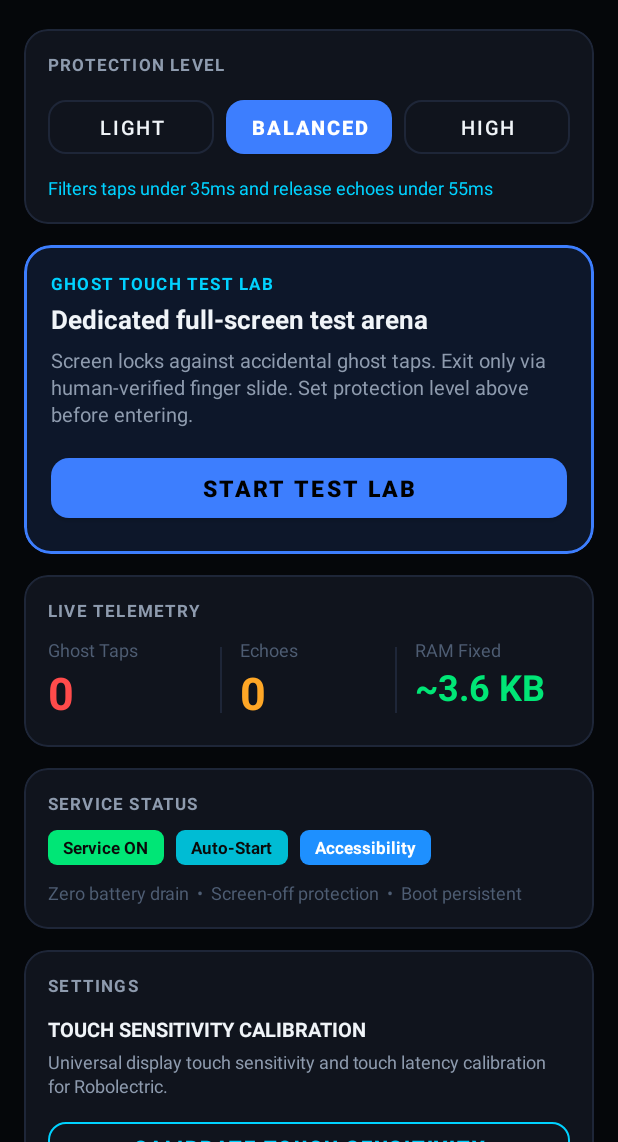
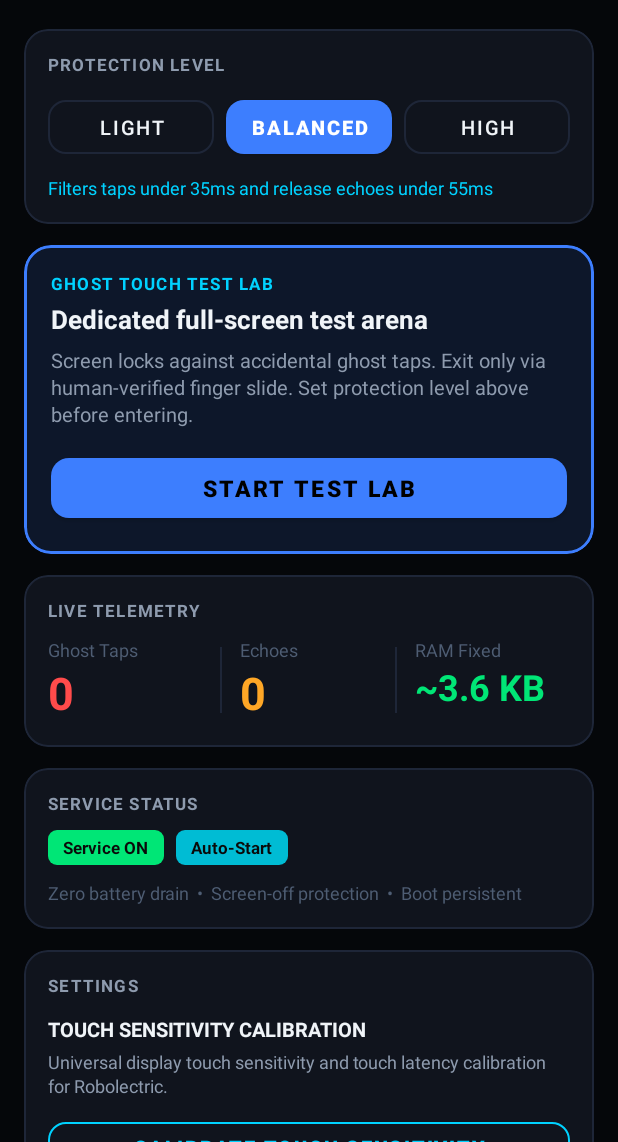
Before and after one commit to Khuzaima-Developer-official/GhostTouchGuardian, an Android app: the screen it shows after launch (MainActivity), on a phone screen of 412 x 824 dp, the part 94-1236 px from its top. Run offline under Robolectric (Android 15) with nearby library versions, the phone set to English and light mode, and no system bars.

Commit message:
v1.3.0 - Remove AccessibilityService (Play Protect fix), no sensitive permissions

```diff
--- a/app/build.gradle.kts
+++ b/app/build.gradle.kts
@@ -11,8 +11,8 @@ android {
         applicationId = "com.antigravity.ghosttouchguardian"
         minSdk = 26
         targetSdk = 35
-        versionCode = 3
-        versionName = "1.2.0"
+        versionCode = 4
+        versionName = "1.3.0"
 
         testInstrumentationRunner = "androidx.test.runner.AndroidJUnitRunner"
 
--- a/app/src/main/java/com/antigravity/ghosttouchguardian/ui/MainActivity.kt
+++ b/app/src/main/java/com/antigravity/ghosttouchguardian/ui/MainActivity.kt
@@ -224,10 +224,6 @@ class MainActivity : AppCompatActivity() {
             Toast.makeText(this, "Memory Purged (0 B active)", Toast.LENGTH_SHORT).show()
         }
 
-        // Accessibility settings
-        binding.btnSystemAccessibility.setOnClickListener {
-            startActivity(Intent(Settings.ACTION_ACCESSIBILITY_SETTINGS))
-        }
     }
 
     private fun updateDashboard() {
--- a/app/src/main/res/layout/activity_main.xml
+++ b/app/src/main/res/layout/activity_main.xml
@@ -403,20 +403,6 @@
                         android:textSize="11sp"
                         android:textStyle="bold" />
 
-                    <TextView
-                        android:id="@+id/tvStatusAccessibility"
-                        android:layout_width="wrap_content"
-                        android:layout_height="wrap_content"
-                        android:layout_marginStart="8dp"
-                        android:background="@drawable/badge_blue"
-                        android:paddingStart="10dp"
-                        android:paddingEnd="10dp"
-                        android:paddingTop="4dp"
-                        android:paddingBottom="4dp"
-                        android:text="Accessibility"
-                        android:textColor="#FFFFFF"
-                        android:textSize="11sp"
-                        android:textStyle="bold" />
                 </LinearLayout>
 
                 <TextView
@@ -502,19 +488,6 @@
                     android:layout_marginBottom="2dp"
                     android:background="@color/card_border" />
 
-                <!-- accessibility -->
-                <com.google.android.material.button.MaterialButton
-                    android:id="@+id/btnSystemAccessibility"
-                    style="@style/Widget.MaterialComponents.Button.OutlinedButton"
-                    android:layout_width="match_parent"
-                    android:layout_height="46dp"
-                    android:layout_marginTop="12dp"
-                    android:text="Accessibility &amp; Boot Settings"
-                    android:textColor="@color/text_primary"
-                    android:textSize="13sp"
-                    app:cornerRadius="12dp"
-                    app:strokeColor="@color/card_border" />
-
                 <!-- flush -->
                 <com.google.android.material.button.MaterialButton
                     android:id="@+id/btnFlushMemory"
```
Also changed, not shown: app/src/main/AndroidManifest.xml (+0 -16 lines), app/src/main/java/com/antigravity/ghosttouchguardian/service/TouchGuardianAccessibilityService.kt (deleted, +0 -30 lines), app/src/main/res/xml/accessibility_service_config.xml (deleted, +0 -8 lines), 1 other file.
